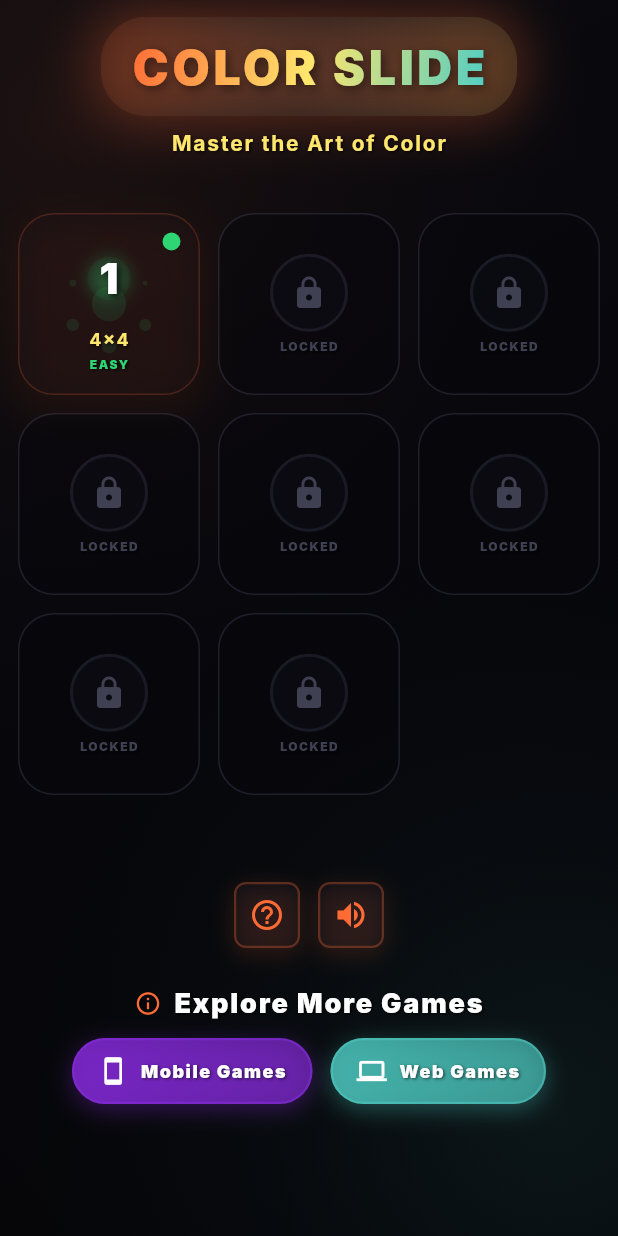
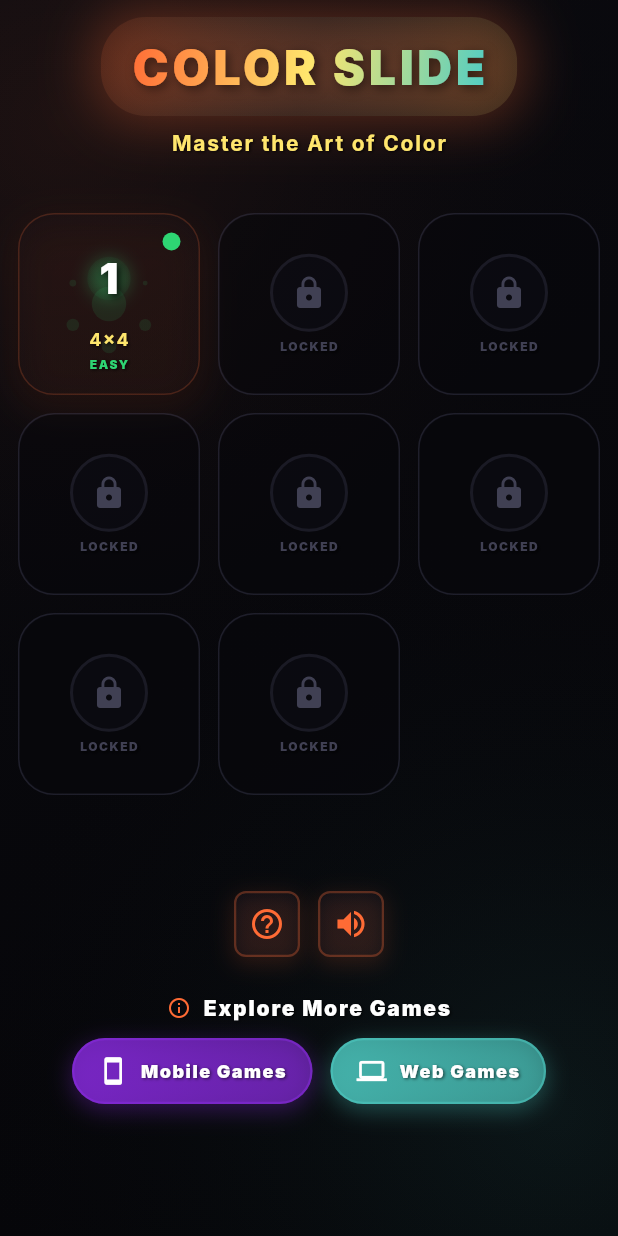
Before and after one commit to AgendeasSolution/color-slide, a Flutter app: the screen it shows after launch, on a phone screen of 412 x 824 dp. Run offline on Flutter 3.47's test engine with Material 3 defaults, Android fonts, the phone set to English and light mode, and no system bars; our stand-ins replace audioplayers, connectivity_plus, google_mobile_ads, shared_preferences; network calls fail; Roboto replaces fonts that are missing (Inter).

Commit message:
Refactor home screen layout for improved responsiveness and consistency
- Updated padding, margin, and border radius values in `home_screen.dart` to utilize `ResponsiveHelper` for better adaptability across different screen sizes.
- Adjusted shadow properties and spacing for UI elements to enhance visual consistency and user experience.
- Ensured that all size-related properties are responsive, improving the overall layout and design of the home screen.

```diff
--- a/lib/screens/home_screen.dart
+++ b/lib/screens/home_screen.dart
@@ -674,9 +674,14 @@ class _HomeScreenState extends State<HomeScreen> with TickerProviderStateMixin {
                             children: [
                                     // App Title with stunning gradient and glow
                                     Container(
-                                      padding: const EdgeInsets.symmetric(horizontal: 20, vertical: 10),
+                                      padding: EdgeInsets.symmetric(
+                                        horizontal: ResponsiveHelper.getSpacing(context, 20),
+                                        vertical: ResponsiveHelper.getSpacing(context, 10),
+                                      ),
                                       decoration: BoxDecoration(
-                                        borderRadius: BorderRadius.circular(30),
+                                        borderRadius: BorderRadius.circular(
+                                          ResponsiveHelper.getBorderRadius(context, 30),
+                                        ),
                                         gradient: const LinearGradient(
                                           colors: [
                                             Color(0x20FF6B35),
@@ -689,8 +694,8 @@ class _HomeScreenState extends State<HomeScreen> with TickerProviderStateMixin {
                                         boxShadow: [
                                           BoxShadow(
                                             color: AppColors.primary.withOpacity(0.3),
-                                            blurRadius: 30,
-                                            spreadRadius: 5,
+                                            blurRadius: ResponsiveHelper.getSpacing(context, 30),
+                                            spreadRadius: ResponsiveHelper.getSpacing(context, 5),
                                           ),
                                         ],
                                       ),
@@ -714,8 +719,11 @@ class _HomeScreenState extends State<HomeScreen> with TickerProviderStateMixin {
                                         shadows: [
                                           Shadow(
                                             color: Colors.black.withOpacity(0.5),
-                                            offset: const Offset(2, 2),
-                                            blurRadius: 8,
+                                            offset: Offset(
+                                              ResponsiveHelper.getSpacing(context, 2),
+                                              ResponsiveHelper.getSpacing(context, 2),
+                                            ),
+                                            blurRadius: ResponsiveHelper.getSpacing(context, 8),
                                           ),
                                         ],
                                       ),
@@ -723,7 +731,7 @@ class _HomeScreenState extends State<HomeScreen> with TickerProviderStateMixin {
                             ),
                           ),
 
-                                    const SizedBox(height: 8),
+                                    SizedBox(height: ResponsiveHelper.getSpacing(context, 8)),
 
                                     // Subtitle
                                     Text(
@@ -736,28 +744,31 @@ class _HomeScreenState extends State<HomeScreen> with TickerProviderStateMixin {
                                         shadows: [
                                           Shadow(
                                             color: Colors.black.withOpacity(0.8),
-                                            offset: const Offset(1, 1),
-                                            blurRadius: 2,
+                                            offset: Offset(
+                                              ResponsiveHelper.getSpacing(context, 1),
+                                              ResponsiveHelper.getSpacing(context, 1),
+                                            ),
+                                            blurRadius: ResponsiveHelper.getSpacing(context, 2),
                                           ),
                                         ],
                                 ),
                               ),
 
-                              const SizedBox(height: 12),
+                              SizedBox(height: ResponsiveHelper.getSpacing(context, 12)),
                             ],
                                 ),
                               );
                             },
                           ),
 
-                          const SizedBox(height: 24),
+                          SizedBox(height: ResponsiveHelper.getSpacing(context, 24)),
 
                           // Level Selector Grid
                           Expanded(
                             child: _buildLevelGrid(context),
                           ),
 
-                          const SizedBox(height: 12),
+                          SizedBox(height: ResponsiveHelper.getSpacing(context, 12)),
 
                           // Sound and How to Play buttons in same row (icon-only, square)
                           Center(
@@ -782,14 +793,14 @@ class _HomeScreenState extends State<HomeScreen> with TickerProviderStateMixin {
                                     ),
                                     border: Border.all(
                                       color: AppColors.primary.withOpacity(0.3),
-                                      width: 1.5,
+                                      width: ResponsiveHelper.getSpacing(context, 1.5),
                                     ),
                                     boxShadow: [
                                       BoxShadow(
                                         color: AppColors.primary.withOpacity(0.15),
-                                        blurRadius: 12,
-                                        spreadRadius: 1,
-                                        offset: const Offset(0, 4),
+                                        blurRadius: ResponsiveHelper.getSpacing(context, 12),
+                                        spreadRadius: ResponsiveHelper.getSpacing(context, 1),
+                                        offset: Offset(0, ResponsiveHelper.getSpacing(context, 4)),
                                       ),
                                     ],
                                   ),
@@ -836,16 +847,16 @@ class _HomeScreenState extends State<HomeScreen> with TickerProviderStateMixin {
                                       color: _isSoundEnabled
                                           ? AppColors.primary.withOpacity(0.3)
                                           : AppColors.textMuted.withOpacity(0.3),
-                                      width: 1.5,
+                                      width: ResponsiveHelper.getSpacing(context, 1.5),
                                     ),
                                     boxShadow: [
                                       BoxShadow(
                                         color: _isSoundEnabled
                                             ? AppColors.primary.withOpacity(0.15)
                                             : Colors.black.withOpacity(0.2),
-                                        blurRadius: 12,
-                                        spreadRadius: 1,
-                                        offset: const Offset(0, 4),
+                                        blurRadius: ResponsiveHelper.getSpacing(context, 12),
+                                        spreadRadius: ResponsiveHelper.getSpacing(context, 1),
+                                        offset: Offset(0, ResponsiveHelper.getSpacing(context, 4)),
                                       ),
                                     ],
                                   ),
@@ -870,7 +881,7 @@ class _HomeScreenState extends State<HomeScreen> with TickerProviderStateMixin {
                             ),
                           ),
 
-                          const SizedBox(height: 24),
+                          SizedBox(height: ResponsiveHelper.getSpacing(context, 24)),
 
                           // Explore More Games Heading (centered)
                           Center(
@@ -879,22 +890,25 @@ class _HomeScreenState extends State<HomeScreen> with TickerProviderStateMixin {
                               children: [
                                 Icon(
                                   Icons.info_outline,
-                                  size: ResponsiveHelper.getIconSize(context, 18),
+                                  size: ResponsiveHelper.getIconSize(context, 16),
                                   color: AppColors.primary,
                                 ),
                                 SizedBox(width: ResponsiveHelper.getSpacing(context, 8)),
                                 Text(
                                   'Explore More Games',
                                   style: TextStyle(
-                                    fontSize: ResponsiveHelper.getFontSize(context, 18),
+                                    fontSize: ResponsiveHelper.getFontSize(context, 14),
                                     fontWeight: FontWeight.w900,
                                     color: AppColors.textPrimary,
                                     letterSpacing: 1.2,
                                     shadows: [
                                       Shadow(
                                         color: Colors.black.withOpacity(0.8),
-                                        offset: const Offset(1, 1),
-                                        blurRadius: 2,
+                                        offset: Offset(
+                                          ResponsiveHelper.getSpacing(context, 1),
+                                          ResponsiveHelper.getSpacing(context, 1),
+                                        ),
+                                        blurRadius: ResponsiveHelper.getSpacing(context, 2),
                                       ),
                                     ],
                                   ),
@@ -903,7 +917,7 @@ class _HomeScreenState extends State<HomeScreen> with TickerProviderStateMixin {
                             ),
                           ),
 
-                          const SizedBox(height: 10),
+                          SizedBox(height: ResponsiveHelper.getSpacing(context, 10)),
 
                           // Mobile Games and Web Games buttons in same row (not full width)
                           Center(
@@ -915,13 +929,16 @@ class _HomeScreenState extends State<HomeScreen> with TickerProviderStateMixin {
                                 mainAxisSize: MainAxisSize.min,
                                 children: [
                                   // Mobile Games button (purple)
-                                  Container(
+                                  Flexible(
+                                    child: Container(
                                       constraints: BoxConstraints(
-                                      maxWidth: MediaQuery.of(context).size.width * 0.42,
+                                        maxWidth: ResponsiveHelper.screenWidth(context) * 0.42,
                                       ),
                                       height: ResponsiveHelper.getButtonHeight(context),
                                       decoration: BoxDecoration(
-                                      borderRadius: BorderRadius.circular(24),
+                                        borderRadius: BorderRadius.circular(
+                                          ResponsiveHelper.getBorderRadius(context, 24),
+                                        ),
                                       gradient: LinearGradient(
                                         colors: [
                                           AppColors.neonPurple.withOpacity(0.8),
@@ -932,14 +949,14 @@ class _HomeScreenState extends State<HomeScreen> with TickerProviderStateMixin {
                                       ),
                                       border: Border.all(
                                         color: AppColors.neonPurple.withOpacity(0.5),
-                                        width: 1.5,
+                                        width: ResponsiveHelper.getSpacing(context, 1.5),
                                       ),
                                       boxShadow: [
                                         BoxShadow(
                                           color: AppColors.neonPurple.withOpacity(0.3),
-                                          blurRadius: 12,
-                                          spreadRadius: 1,
-                                          offset: const Offset(0, 4),
+                                          blurRadius: ResponsiveHelper.getSpacing(context, 12),
+                                          spreadRadius: ResponsiveHelper.getSpacing(context, 1),
+                                          offset: Offset(0, ResponsiveHelper.getSpacing(context, 4)),
                                         ),
                                       ],
                                     ),
@@ -947,9 +964,13 @@ class _HomeScreenState extends State<HomeScreen> with TickerProviderStateMixin {
                                       color: Colors.transparent,
                                       child: InkWell(
                                         onTap: _navigateToMobileGames,
-                                        borderRadius: BorderRadius.circular(24),
+                                        borderRadius: BorderRadius.circular(
+                                          ResponsiveHelper.getBorderRadius(context, 24),
+                                        ),
                                         child: Padding(
-                                          padding: const EdgeInsets.symmetric(horizontal: 16),
+                                          padding: EdgeInsets.symmetric(
+                                            horizontal: ResponsiveHelper.getSpacing(context, 16),
+                                          ),
                                           child: Row(
                                             mainAxisSize: MainAxisSize.min,
                                             mainAxisAlignment: MainAxisAlignment.center,
@@ -960,7 +981,8 @@ class _HomeScreenState extends State<HomeScreen> with TickerProviderStateMixin {
                                                 size: ResponsiveHelper.getIconSize(context, 20),
                                               ),
                                               SizedBox(width: ResponsiveHelper.getSpacing(context, 8)),
-                                              Text(
+                                              Flexible(
+                                                child: Text(
                                                   'Mobile Games',
                                                   style: TextStyle(
                                                     fontSize: ResponsiveHelper.getFontSize(context, 12),
@@ -975,8 +997,11 @@ class _HomeScreenState extends State<HomeScreen> with TickerProviderStateMixin {
                                                       ),
                                                     ],
                                                   ),
+                                                  overflow: TextOverflow.ellipsis,
+                                                ),
                                               ),
                                             ],
+                                          ),
                                         ),
                                       ),
                                     ),
@@ -986,13 +1011,16 @@ class _HomeScreenState extends State<HomeScreen> with TickerProviderStateMixin {
                                   SizedBox(width: ResponsiveHelper.getSpacing(context, 12)),
 
                                   // Web Games button (blue)
-                                  Container(
+                                  Flexible(
+                                    child: Container(
                                       constraints: BoxConstraints(
-                                      maxWidth: MediaQuery.of(context).size.width * 0.42,
+                                        maxWidth: ResponsiveHelper.screenWidth(context) * 0.42,
                                       ),
                                       height: ResponsiveHelper.getButtonHeight(context),
                                       decoration: BoxDecoration(
-                                      borderRadius: BorderRadius.circular(24),
+                                        borderRadius: BorderRadius.circular(
+                                          ResponsiveHelper.getBorderRadius(context, 24),
+                                        ),
                                       gradient: LinearGradient(
                                         colors: [
                                           AppColors.secondary.withOpacity(0.8),
@@ -1003,14 +1031,14 @@ class _HomeScreenState extends State<HomeScreen> with TickerProviderStateMixin {
                                       ),
                                       border: Border.all(
                                         color: AppColors.secondary.withOpacity(0.5),
-                                        width: 1.5,
+                                        width: ResponsiveHelper.getSpacing(context, 1.5),
                                       ),
                                       boxShadow: [
                                         BoxShadow(
                                           color: AppColors.secondary.withOpacity(0.3),
-                                          blurRadius: 12,
-                                          spreadRadius: 1,
-                                          offset: const Offset(0, 4),
+                                          blurRadius: ResponsiveHelper.getSpacing(context, 12),
+                                          spreadRadius: ResponsiveHelper.getSpacing(context, 1),
+                                          offset: Offset(0, ResponsiveHelper.getSpacing(context, 4)),
                                         ),
                                       ],
                                     ),
@@ -1018,9 +1046,13 @@ class _HomeScreenState extends State<HomeScreen> with TickerProviderStateMixin {
                                       color: Colors.transparent,
                                       child: InkWell(
                                         onTap: _navigateToWebGames,
-                                        borderRadius: BorderRadius.circular(24),
+                                        borderRadius: BorderRadius.circular(
+                                          ResponsiveHelper.getBorderRadius(context, 24),
+                                        ),
                                         child: Padding(
-                                          padding: const EdgeInsets.symmetric(horizontal: 16),
+                                          padding: EdgeInsets.symmetric(
+                                            horizontal: ResponsiveHelper.getSpacing(context, 16),
+                                          ),
                                           child: Row(
                                             mainAxisSize: MainAxisSize.min,
                                             mainAxisAlignment: MainAxisAlignment.center,
@@ -1031,7 +1063,8 @@ class _HomeScreenState extends State<HomeScreen> with TickerProviderStateMixin {
                                                 size: ResponsiveHelper.getIconSize(context, 20),
                                               ),
                                               SizedBox(width: ResponsiveHelper.getSpacing(context, 8)),
-                                              Text(
+                                              Flexible(
+                                                child: Text(
                                                   'Web Games',
                                                   style: TextStyle(
                                                     fontSize: ResponsiveHelper.getFontSize(context, 12),
@@ -1046,8 +1079,11 @@ class _HomeScreenState extends State<HomeScreen> with TickerProviderStateMixin {
                                                       ),
                                                     ],
                                                   ),
+                                                  overflow: TextOverflow.ellipsis,
+                                                ),
                                               ),
                                             ],
+                                          ),
                                         ),
                                       ),
                                     ),
@@ -1063,7 +1099,7 @@ class _HomeScreenState extends State<HomeScreen> with TickerProviderStateMixin {
                   ),
                 // Ad Banner at the bottom with proper spacing
                 Container(
-                  margin: const EdgeInsets.only(bottom: 8.0),
+                  margin: EdgeInsets.only(bottom: ResponsiveHelper.getSpacing(context, 8)),
                   child: const AdBanner(),
                 ),
               ],
```
Lines whose indentation alone changed are shown as unchanged.
